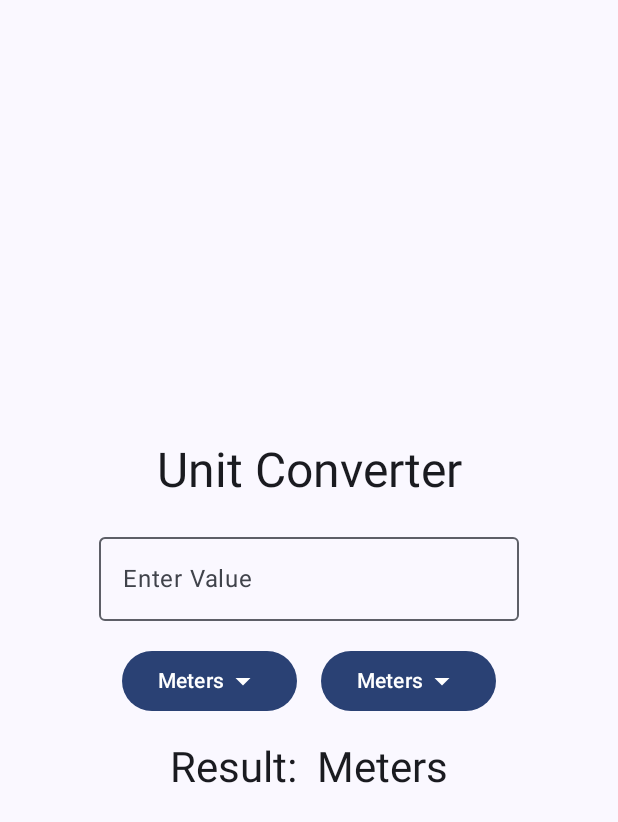
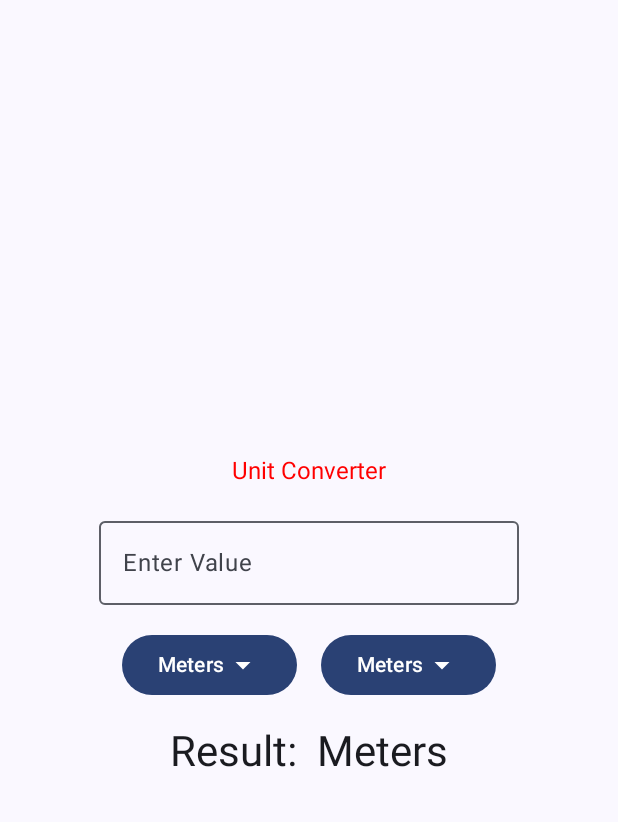
Before and after one commit to titus711/UnitConverterInCompose, an Android app built with Jetpack Compose: the screen it shows after launch (MainActivity), on a phone screen of 412 x 824 dp. Shown: the top 822 px of the screen. Run offline under Robolectric (Android 15) with nearby library versions, the phone set to English and light mode, and no system bars.

Commit message:
added new info

```diff
--- a/app/src/main/java/com/example/unitconvertor/MainActivity.kt
+++ b/app/src/main/java/com/example/unitconvertor/MainActivity.kt
@@ -11,7 +11,6 @@ import androidx.compose.foundation.layout.Row
 import androidx.compose.foundation.layout.Spacer
 import androidx.compose.foundation.layout.fillMaxSize
 import androidx.compose.foundation.layout.height
-import androidx.compose.foundation.layout.padding
 import androidx.compose.foundation.layout.width
 import androidx.compose.material.icons.Icons
 import androidx.compose.material.icons.filled.ArrowDropDown
@@ -30,8 +29,11 @@ import androidx.compose.runtime.remember
 import androidx.compose.runtime.setValue
 import androidx.compose.ui.Alignment
 import androidx.compose.ui.Modifier
+import androidx.compose.ui.text.TextStyle
+import androidx.compose.ui.text.font.FontFamily
 import androidx.compose.ui.tooling.preview.Preview
 import androidx.compose.ui.unit.dp
+import androidx.compose.ui.unit.sp
 import com.example.unitconvertor.ui.theme.UnitConvertorTheme
 import kotlin.math.roundToInt
 
@@ -67,10 +69,16 @@ fun UnitConverter() {
         outputValue = result.toString()
     }
 
+    val customTextStyle = TextStyle(
+        fontFamily = FontFamily.Default,
+        fontSize = 16.sp,
+        color = androidx.compose.ui.graphics.Color.Red
+    )
+
     Column(modifier = Modifier.fillMaxSize(),
         verticalArrangement = Arrangement.Center,
         horizontalAlignment = Alignment.CenterHorizontally) {
-        Text("Unit Converter",style = MaterialTheme.typography.headlineLarge)
+        Text("Unit Converter",style = customTextStyle)
         Spacer(modifier = Modifier.height(16.dp))
         OutlinedTextField(value = inputValue, onValueChange = {
             inputValue = it
```
